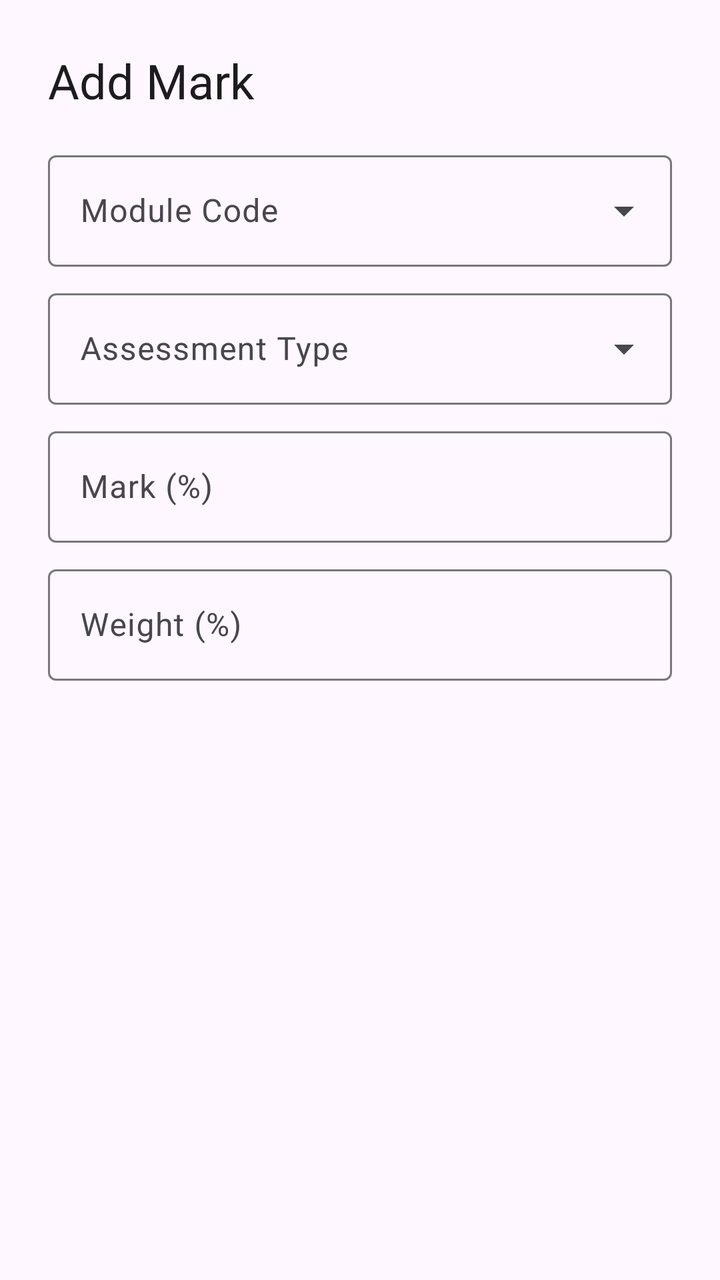
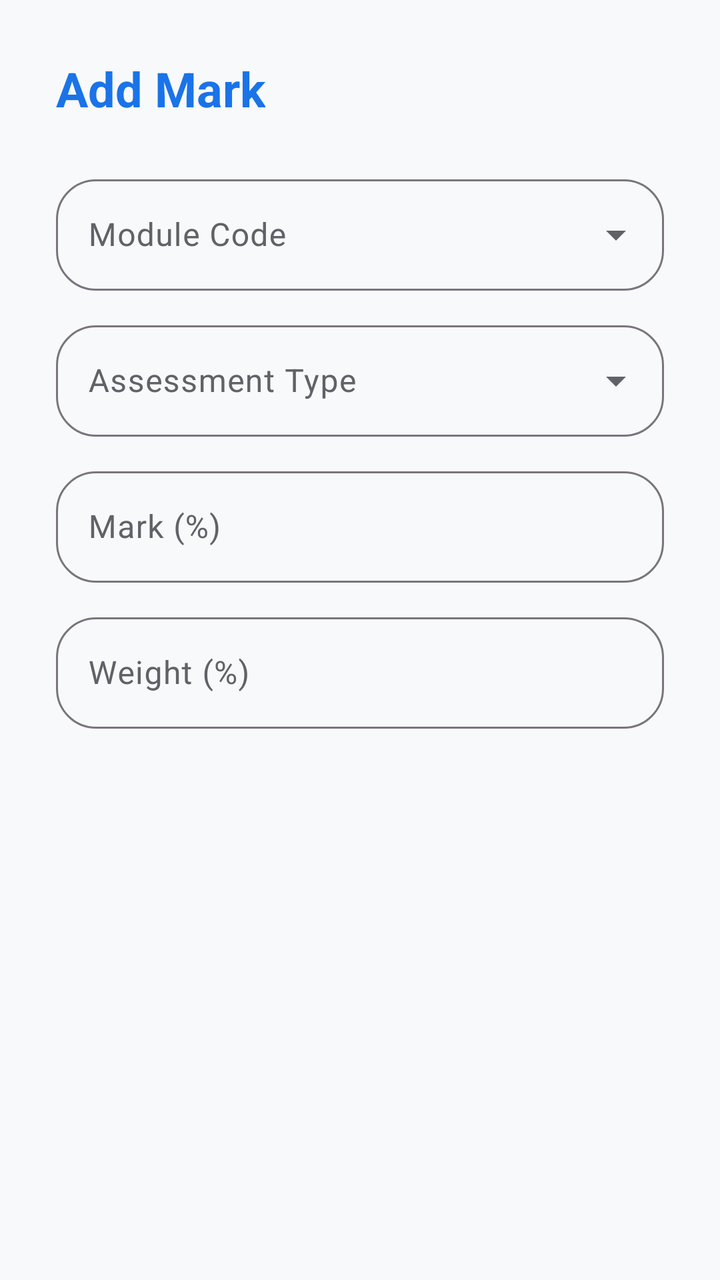

Screens rendered from an Android XML layout before and after an edit, with the pre-edit source and the edit as a unified diff.
<!-- AndroidManifest.xml: application theme Theme.CampusSync -->
<!-- res/layout/dialog_add_mark.xml -->
<?xml version="1.0" encoding="utf-8"?>
<LinearLayout xmlns:android="http://schemas.android.com/apk/res/android"
    xmlns:app="http://schemas.android.com/apk/res-auto"
    android:layout_width="match_parent"
    android:layout_height="wrap_content"
    android:orientation="vertical"
    android:padding="24dp">

    <TextView
        android:id="@+id/tvDialogTitle"
        android:layout_width="wrap_content"
        android:layout_height="wrap_content"
        android:text="Add Mark"
        android:textAppearance="@style/TextAppearance.Material3.HeadlineSmall"
        android:layout_marginBottom="16dp" />

    <com.google.android.material.textfield.TextInputLayout
        android:id="@+id/tilModuleCode"
        style="@style/Widget.Material3.TextInputLayout.OutlinedBox.ExposedDropdownMenu"
        android:layout_width="match_parent"
        android:layout_height="wrap_content"
        android:layout_marginBottom="8dp"
        android:hint="Module Code">
        <com.google.android.material.textfield.MaterialAutoCompleteTextView
            android:id="@+id/actvModuleCode"
            android:layout_width="match_parent"
            android:layout_height="wrap_content"
            android:inputType="none" />
    </com.google.android.material.textfield.TextInputLayout>

    <com.google.android.material.textfield.TextInputLayout
        android:id="@+id/tilAssessmentType"
        style="@style/Widget.Material3.TextInputLayout.OutlinedBox.ExposedDropdownMenu"
        android:layout_width="match_parent"
        android:layout_height="wrap_content"
        android:layout_marginBottom="8dp"
        android:hint="Assessment Type">
        <com.google.android.material.textfield.MaterialAutoCompleteTextView
            android:id="@+id/actvAssessmentType"
            android:layout_width="match_parent"
            android:layout_height="wrap_content"
            android:inputType="none" />
    </com.google.android.material.textfield.TextInputLayout>

    <com.google.android.material.textfield.TextInputLayout
        android:id="@+id/tilMark"
        style="@style/Widget.Material3.TextInputLayout.OutlinedBox"
        android:layout_width="match_parent"
        android:layout_height="wrap_content"
        android:layout_marginBottom="8dp"
        android:hint="Mark (%)">
        <com.google.android.material.textfield.TextInputEditText
            android:id="@+id/etMark"
            android:layout_width="match_parent"
            android:layout_height="wrap_content"
            android:inputType="numberDecimal" />
    </com.google.android.material.textfield.TextInputLayout>

    <com.google.android.material.textfield.TextInputLayout
        android:id="@+id/tilWeight"
        style="@style/Widget.Material3.TextInputLayout.OutlinedBox"
        android:layout_width="match_parent"
        android:layout_height="wrap_content"
        android:hint="Weight (%)">
        <com.google.android.material.textfield.TextInputEditText
            android:id="@+id/etWeight"
            android:layout_width="match_parent"
            android:layout_height="wrap_content"
            android:inputType="numberDecimal" />
    </com.google.android.material.textfield.TextInputLayout>

</LinearLayout>
<!-- resources referenced by this layout -->
<resources>
  <style name="Theme.CampusSync" parent="Base.Theme.CampusSync" />
  <style name="Base.Theme.CampusSync" parent="Theme.Material3.DayNight.NoActionBar">
          
          
      </style>
</resources>

<!-- the commit's change to res/layout/dialog_add_mark.xml (unified diff, before → after) -->
@@ -4,23 +4,30 @@
     android:layout_width="match_parent"
     android:layout_height="wrap_content"
     android:orientation="vertical"
-    android:padding="24dp">
+    android:padding="28dp">
 
     <TextView
         android:id="@+id/tvDialogTitle"
         android:layout_width="wrap_content"
         android:layout_height="wrap_content"
+        android:layout_marginBottom="24dp"
         android:text="Add Mark"
         android:textAppearance="@style/TextAppearance.Material3.HeadlineSmall"
-        android:layout_marginBottom="16dp" />
+        android:textColor="@color/primary_blue"
+        android:textStyle="bold" />
 
     <com.google.android.material.textfield.TextInputLayout
         android:id="@+id/tilModuleCode"
         style="@style/Widget.Material3.TextInputLayout.OutlinedBox.ExposedDropdownMenu"
         android:layout_width="match_parent"
         android:layout_height="wrap_content"
-        android:layout_marginBottom="8dp"
-        android:hint="Module Code">
+        android:layout_marginBottom="12dp"
+        android:hint="Module Code"
+        app:boxCornerRadiusBottomEnd="20dp"
+        app:boxCornerRadiusBottomStart="20dp"
+        app:boxCornerRadiusTopEnd="20dp"
+        app:boxCornerRadiusTopStart="20dp">
+
         <com.google.android.material.textfield.MaterialAutoCompleteTextView
             android:id="@+id/actvModuleCode"
             android:layout_width="match_parent"
@@ -33,8 +40,13 @@
         style="@style/Widget.Material3.TextInputLayout.OutlinedBox.ExposedDropdownMenu"
         android:layout_width="match_parent"
         android:layout_height="wrap_content"
-        android:layout_marginBottom="8dp"
-        android:hint="Assessment Type">
+        android:layout_marginBottom="12dp"
+        android:hint="Assessment Type"
+        app:boxCornerRadiusBottomEnd="20dp"
+        app:boxCornerRadiusBottomStart="20dp"
+        app:boxCornerRadiusTopEnd="20dp"
+        app:boxCornerRadiusTopStart="20dp">
+
         <com.google.android.material.textfield.MaterialAutoCompleteTextView
             android:id="@+id/actvAssessmentType"
             android:layout_width="match_parent"
@@ -47,8 +59,13 @@
         style="@style/Widget.Material3.TextInputLayout.OutlinedBox"
         android:layout_width="match_parent"
         android:layout_height="wrap_content"
-        android:layout_marginBottom="8dp"
-        android:hint="Mark (%)">
+        android:layout_marginBottom="12dp"
+        android:hint="Mark (%)"
+        app:boxCornerRadiusBottomEnd="20dp"
+        app:boxCornerRadiusBottomStart="20dp"
+        app:boxCornerRadiusTopEnd="20dp"
+        app:boxCornerRadiusTopStart="20dp">
+
         <com.google.android.material.textfield.TextInputEditText
             android:id="@+id/etMark"
             android:layout_width="match_parent"
@@ -61,7 +78,12 @@
         style="@style/Widget.Material3.TextInputLayout.OutlinedBox"
         android:layout_width="match_parent"
         android:layout_height="wrap_content"
-        android:hint="Weight (%)">
+        android:hint="Weight (%)"
+        app:boxCornerRadiusBottomEnd="20dp"
+        app:boxCornerRadiusBottomStart="20dp"
+        app:boxCornerRadiusTopEnd="20dp"
+        app:boxCornerRadiusTopStart="20dp">
+
         <com.google.android.material.textfield.TextInputEditText
             android:id="@+id/etWeight"
             android:layout_width="match_parent"
<!-- resource entries referenced after the edit -->
@@ -1,9 +1,45 @@
 <!-- resources referenced by this layout -->
 <resources>
+  <color name="primary_blue">#1A73E8</color>
   <style name="Theme.CampusSync" parent="Base.Theme.CampusSync" />
   <style name="Base.Theme.CampusSync" parent="Theme.Material3.DayNight.NoActionBar">
           
+          <item name="colorPrimary">@color/primary_blue</item>
+          <item name="colorOnPrimary">@color/on_primary</item>
+          <item name="colorPrimaryContainer">@color/primary_light</item>
+          <item name="colorOnPrimaryContainer">@color/primary_blue</item>
+  
           
+          <item name="colorError">@color/accent_red</item>
+          <item name="colorOnError">@color/on_error</item>
+  
+          
+          <item name="android:windowBackground">@color/bg_soft</item>
+          <item name="colorSurface">@color/surface</item>
+          <item name="colorOnSurface">@color/text_main</item>
+          <item name="colorOnSurfaceVariant">@color/text_secondary</item>
+  
+          
+          <item name="shapeAppearanceLargeComponent">@style/ShapeAppearance.CampusSync.Rounded.Large</item>
+          <item name="shapeAppearanceMediumComponent">@style/ShapeAppearance.CampusSync.Rounded.Medium</item>
+          <item name="shapeAppearanceSmallComponent">@style/ShapeAppearance.CampusSync.Rounded.Small</item>
+      </style>
+  <color name="on_primary">#FFFFFF</color>
+  <color name="primary_light">#E8F0FE</color>
+  <color name="accent_red">#EA4335</color>
+  <color name="on_error">#FFFFFF</color>
+  <color name="bg_soft">#F8F9FA</color>
+  <color name="surface">#FFFFFF</color>
+  <color name="text_main">#202124</color>
+  <color name="text_secondary">#5F6368</color>
+  <style name="ShapeAppearance.CampusSync.Rounded.Large" parent="ShapeAppearance.Material3.LargeComponent">
+          <item name="cornerSize">28dp</item>
+      </style>
+  <style name="ShapeAppearance.CampusSync.Rounded.Medium" parent="ShapeAppearance.Material3.MediumComponent">
+          <item name="cornerSize">20dp</item>
+      </style>
+  <style name="ShapeAppearance.CampusSync.Rounded.Small" parent="ShapeAppearance.Material3.SmallComponent">
+          <item name="cornerSize">16dp</item>
       </style>
 </resources>
 
